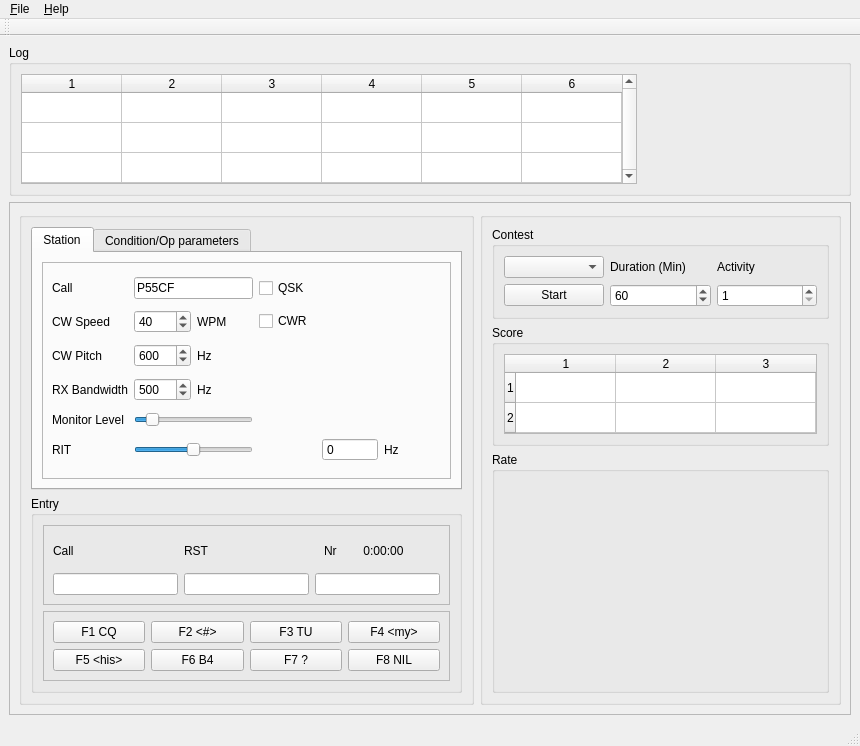
Above: python/cwsimgui.ui from w9cf/cwsim before the change. Below: the same form after it.
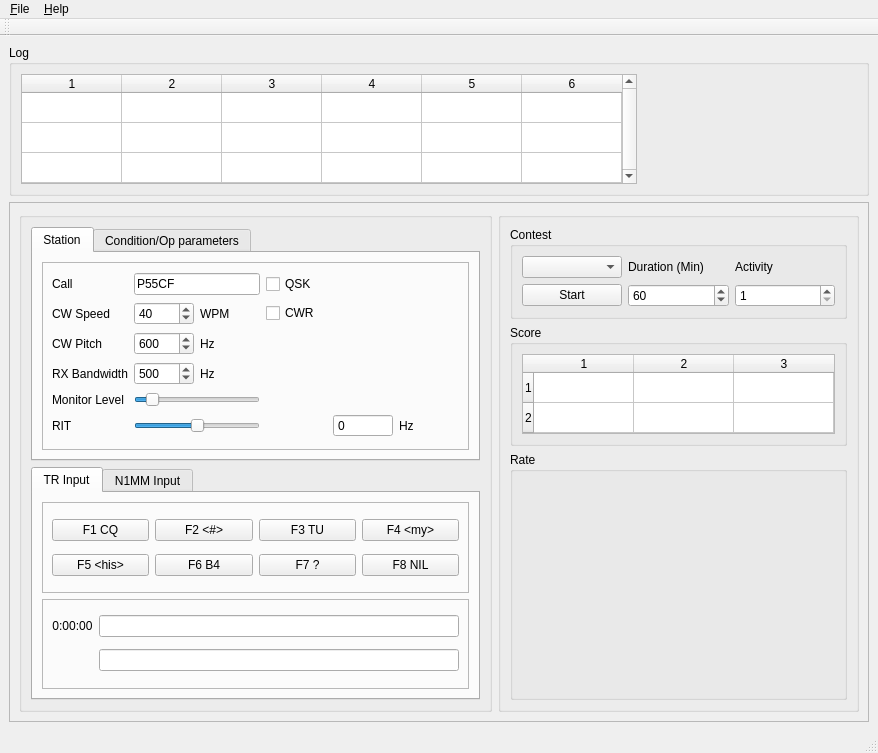
That is the form after the change. The open tabs and pages were chosen to show the change. Custom widgets are drawn as their Qt base class.

Commit message: Added TR input

Patch:
```diff
--- a/python/cwsimgui.ui
+++ b/python/cwsimgui.ui
@@ -24,8 +24,8 @@
    <rect>
     <x>0</x>
     <y>0</y>
-    <width>860</width>
-    <height>746</height>
+    <width>878</width>
+    <height>753</height>
    </rect>
   </property>
   <property name="sizePolicy">
@@ -566,10 +566,151 @@
            </widget>
           </item>
           <item>
-           <widget class="QGroupBox" name="entryBox">
-            <property name="title">
-             <string>Entry</string>
+           <widget class="QTabWidget" name="entryTabs">
+            <property name="focusPolicy">
+             <enum>Qt::NoFocus</enum>
             </property>
+            <property name="currentIndex">
+             <number>1</number>
+            </property>
+            <widget class="QWidget" name="trEntry">
+             <attribute name="title">
+              <string>TR Input</string>
+             </attribute>
+             <layout class="QVBoxLayout" name="verticalLayout_10">
+              <item>
+               <widget class="QFrame" name="trFkeys">
+                <property name="frameShape">
+                 <enum>QFrame::StyledPanel</enum>
+                </property>
+                <property name="frameShadow">
+                 <enum>QFrame::Raised</enum>
+                </property>
+                <layout class="QGridLayout" name="gridLayout_7">
+                 <item row="0" column="0">
+                  <widget class="QPushButton" name="trF1Button">
+                   <property name="focusPolicy">
+                    <enum>Qt::ClickFocus</enum>
+                   </property>
+                   <property name="text">
+                    <string>F1 CQ</string>
+                   </property>
+                  </widget>
+                 </item>
+                 <item row="0" column="1">
+                  <widget class="QPushButton" name="trF2Button">
+                   <property name="focusPolicy">
+                    <enum>Qt::ClickFocus</enum>
+                   </property>
+                   <property name="text">
+                    <string>F2 &lt;#&gt;</string>
+                   </property>
+                  </widget>
+                 </item>
+                 <item row="0" column="2">
+                  <widget class="QPushButton" name="trF3Button">
+                   <property name="focusPolicy">
+                    <enum>Qt::ClickFocus</enum>
+                   </property>
+                   <property name="text">
+                    <string>F3 TU</string>
+                   </property>
+                  </widget>
+                 </item>
+                 <item row="0" column="3">
+                  <widget class="QPushButton" name="trF4Button">
+                   <property name="focusPolicy">
+                    <enum>Qt::ClickFocus</enum>
+                   </property>
+                   <property name="text">
+                    <string>F4 &lt;my&gt;</string>
+                   </property>
+                  </widget>
+                 </item>
+                 <item row="1" column="0">
+                  <widget class="QPushButton" name="trF5Button">
+                   <property name="focusPolicy">
+                    <enum>Qt::ClickFocus</enum>
+                   </property>
+                   <property name="text">
+                    <string>F5 &lt;his&gt;</string>
+                   </property>
+                  </widget>
+                 </item>
+                 <item row="1" column="1">
+                  <widget class="QPushButton" name="trF6Button">
+                   <property name="focusPolicy">
+                    <enum>Qt::ClickFocus</enum>
+                   </property>
+                   <property name="text">
+                    <string>F6 B4</string>
+                   </property>
+                  </widget>
+                 </item>
+                 <item row="1" column="2">
+                  <widget class="QPushButton" name="trF7Button">
+                   <property name="focusPolicy">
+                    <enum>Qt::ClickFocus</enum>
+                   </property>
+                   <property name="text">
+                    <string>F7 ?</string>
+                   </property>
+                  </widget>
+                 </item>
+                 <item row="1" column="3">
+                  <widget class="QPushButton" name="trF8Button">
+                   <property name="focusPolicy">
+                    <enum>Qt::ClickFocus</enum>
+                   </property>
+                   <property name="text">
+                    <string>F8 NIL</string>
+                   </property>
+                  </widget>
+                 </item>
+                </layout>
+               </widget>
+              </item>
+              <item>
+               <widget class="QFrame" name="trEntryFrame">
+                <property name="frameShape">
+                 <enum>QFrame::StyledPanel</enum>
+                </property>
+                <property name="frameShadow">
+                 <enum>QFrame::Raised</enum>
+                </property>
+                <layout class="QGridLayout" name="gridLayout">
+                 <item row="0" column="0">
+                  <widget class="QLabel" name="trTimeEntryLabel">
+                   <property name="text">
+                    <string>0:00:00</string>
+                   </property>
+                   <property name="textFormat">
+                    <enum>Qt::PlainText</enum>
+                   </property>
+                   <property name="alignment">
+                    <set>Qt::AlignCenter</set>
+                   </property>
+                  </widget>
+                 </item>
+                 <item row="0" column="1">
+                  <widget class="TrLineEdit" name="trCallEntry"/>
+                 </item>
+                 <item row="1" column="1">
+                  <widget class="TrLineEdit" name="trExchangeEntry">
+                   <property name="enabled">
+                    <bool>true</bool>
+                   </property>
+                  </widget>
+                 </item>
+                </layout>
+               </widget>
+              </item>
+             </layout>
+            </widget>
+            <widget class="QWidget" name="n1mmEntry">
+             <attribute name="title">
+              <string>N1MM Input</string>
+             </attribute>
             <layout class="QVBoxLayout" name="verticalLayout_7">
              <item>
               <widget class="QFrame" name="frame">
@@ -751,6 +892,7 @@
              </item>
             </layout>
            </widget>
+           </widget>
           </item>
          </layout>
         </widget>
@@ -972,7 +1114,7 @@
     <rect>
      <x>0</x>
      <y>0</y>
-     <width>860</width>
+     <width>878</width>
      <height>20</height>
     </rect>
    </property>
@@ -1065,6 +1207,11 @@
    <header>mplwidget</header>
    <container>1</container>
   </customwidget>
+  <customwidget>
+   <class>TrLineEdit</class>
+   <extends>QLineEdit</extends>
+   <header>trlineedit.h</header>
+  </customwidget>
  </customwidgets>
  <resources/>
  <connections>
```
Left out of the diff: 310 changed lines with no effect on the pictures. Lines whose indentation alone changed are shown as unchanged. The commit also changes 3 other files.
